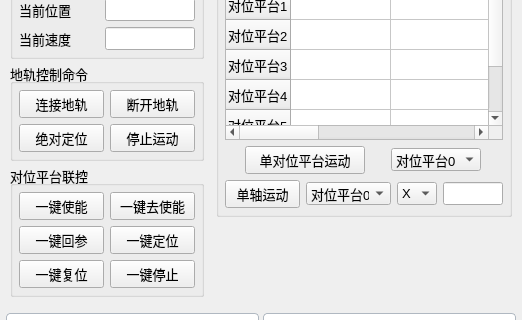
Above: src/motion/motion_widget.ui from VN-BVB/CISCamera_DALSA before the change; both pictures show x 0 to 522 and y 97 to 417 of the 522 by 748 pixel window. Below: the same form after it.
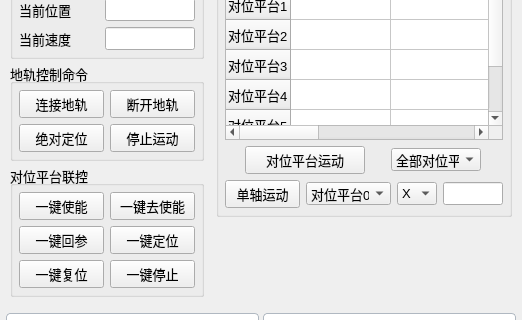
That is the form after the change.

Commit message: feat(motion): move all platforms from position table

What changed in the file:
```diff
--- a/src/motion/motion_widget.ui
+++ b/src/motion/motion_widget.ui
@@ -650,7 +650,7 @@
                   </size>
                  </property>
                  <property name="text">
-                  <string>单对位平台运动</string>
+                  <string>对位平台运动</string>
                  </property>
                 </widget>
                </item>
@@ -668,6 +668,11 @@
                    <height>16777215</height>
                   </size>
                  </property>
+                 <item>
+                  <property name="text">
+                   <string>全部对位平台</string>
+                  </property>
+                 </item>
                  <item>
                   <property name="text">
                    <string>对位平台0</string>
```
Left out of the diff: 982 changed lines with no effect on the pictures. The commit also changes 4 other files.
